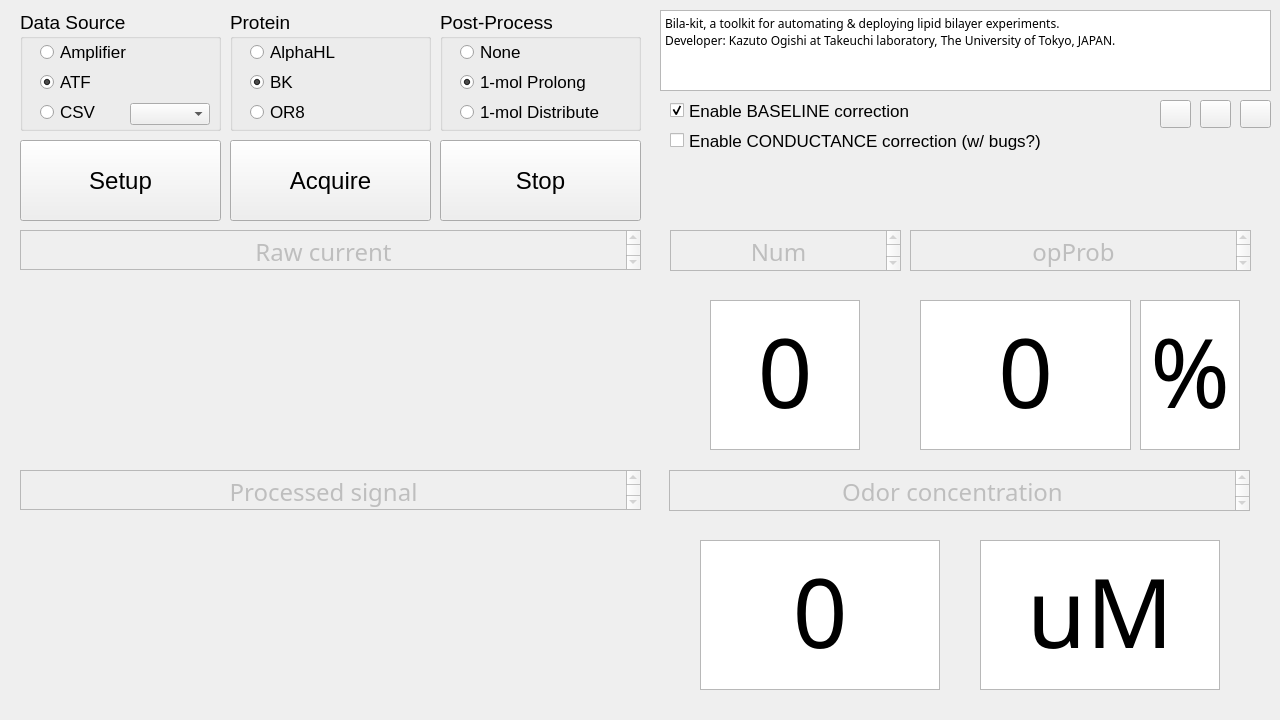
Before: the Qt Designer form Bila-kit/MyMain.ui in tlabHybrid/RealtimeQuantitativeBilayer, drawn with Qt 5.
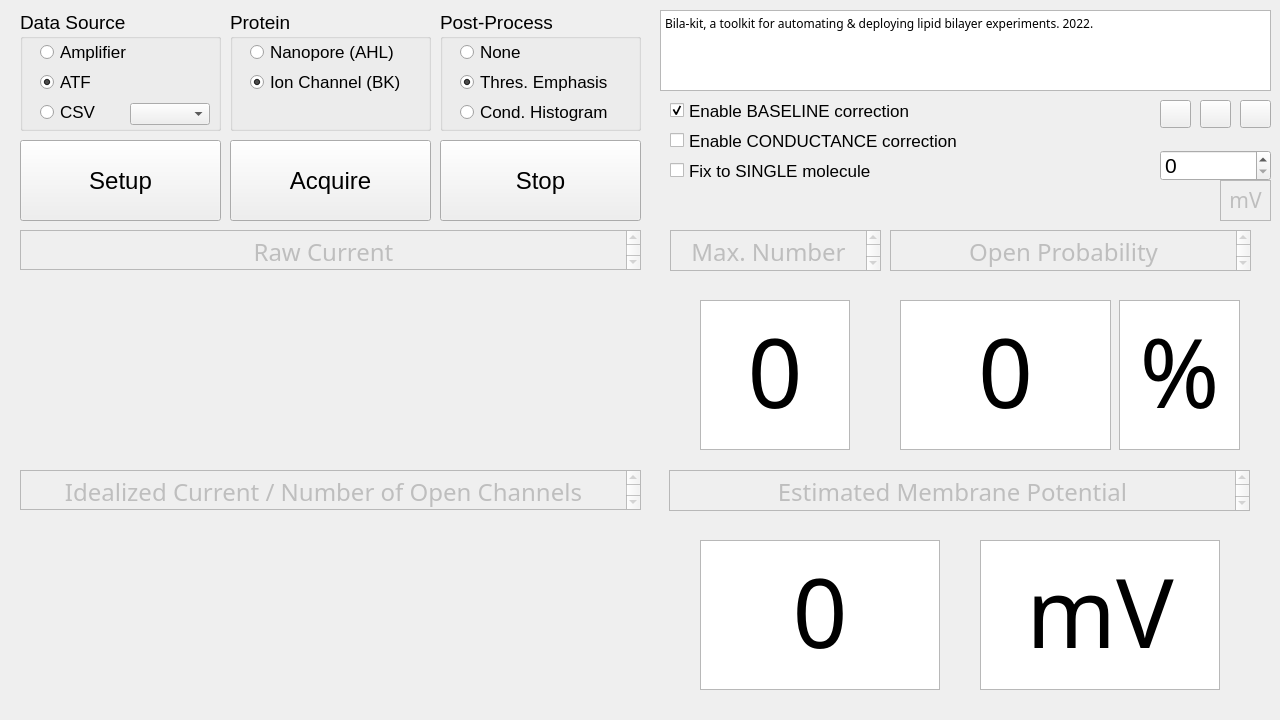
After: the same form once the commit is applied. Custom widgets are drawn as their Qt base class.

Patch:
```diff
--- a/Bila-kit/MyMain.ui
+++ b/Bila-kit/MyMain.ui
@@ -39,9 +39,9 @@
    </property>
    <property name="geometry">
     <rect>
-     <x>910</x>
+     <x>890</x>
      <y>230</y>
-     <width>341</width>
+     <width>361</width>
      <height>41</height>
     </rect>
    </property>
@@ -56,13 +56,13 @@
 &lt;html&gt;&lt;head&gt;&lt;meta name=&quot;qrichtext&quot; content=&quot;1&quot; /&gt;&lt;style type=&quot;text/css&quot;&gt;
 p, li { white-space: pre-wrap; }
 &lt;/style&gt;&lt;/head&gt;&lt;body style=&quot; font-family:'HGPｺﾞｼｯｸM'; font-size:18pt; font-weight:400; font-style:normal;&quot;&gt;
-&lt;p align=&quot;center&quot; style=&quot; margin-top:0px; margin-bottom:0px; margin-left:0px; margin-right:0px; -qt-block-indent:0; text-indent:0px;&quot;&gt;opProb&lt;/p&gt;&lt;/body&gt;&lt;/html&gt;</string>
+&lt;p align=&quot;center&quot; style=&quot; margin-top:0px; margin-bottom:0px; margin-left:0px; margin-right:0px; -qt-block-indent:0; text-indent:0px;&quot;&gt;Open Probability&lt;/p&gt;&lt;/body&gt;&lt;/html&gt;</string>
    </property>
   </widget>
   <widget class="QTextBrowser" name="textBrowser_2">
    <property name="geometry">
     <rect>
-     <x>920</x>
+     <x>900</x>
      <y>300</y>
      <width>211</width>
      <height>150</height>
@@ -85,9 +85,9 @@
   <widget class="QTextBrowser" name="textBrowser_3">
    <property name="geometry">
     <rect>
-     <x>1140</x>
+     <x>1119</x>
      <y>300</y>
-     <width>100</width>
+     <width>121</width>
      <height>150</height>
     </rect>
    </property>
@@ -128,7 +128,7 @@
 &lt;html&gt;&lt;head&gt;&lt;meta name=&quot;qrichtext&quot; content=&quot;1&quot; /&gt;&lt;style type=&quot;text/css&quot;&gt;
 p, li { white-space: pre-wrap; }
 &lt;/style&gt;&lt;/head&gt;&lt;body style=&quot; font-family:'HGPｺﾞｼｯｸM'; font-size:18pt; font-weight:400; font-style:normal;&quot;&gt;
-&lt;p align=&quot;center&quot; style=&quot; margin-top:0px; margin-bottom:0px; margin-left:0px; margin-right:0px; -qt-block-indent:0; text-indent:0px;&quot;&gt;Odor concentration&lt;/p&gt;&lt;/body&gt;&lt;/html&gt;</string>
+&lt;p align=&quot;center&quot; style=&quot; margin-top:0px; margin-bottom:0px; margin-left:0px; margin-right:0px; -qt-block-indent:0; text-indent:0px;&quot;&gt;Estimated Membrane Potential&lt;/p&gt;&lt;/body&gt;&lt;/html&gt;</string>
    </property>
   </widget>
   <widget class="QTextBrowser" name="textBrowser_5">
@@ -177,7 +177,7 @@
 &lt;html&gt;&lt;head&gt;&lt;meta name=&quot;qrichtext&quot; content=&quot;1&quot; /&gt;&lt;style type=&quot;text/css&quot;&gt;
 p, li { white-space: pre-wrap; }
 &lt;/style&gt;&lt;/head&gt;&lt;body style=&quot; font-family:'HGPｺﾞｼｯｸM'; font-size:72pt; font-weight:400; font-style:normal;&quot;&gt;
-&lt;p align=&quot;center&quot; style=&quot; margin-top:0px; margin-bottom:0px; margin-left:0px; margin-right:0px; -qt-block-indent:0; text-indent:0px;&quot;&gt;uM&lt;/p&gt;&lt;/body&gt;&lt;/html&gt;</string>
+&lt;p align=&quot;center&quot; style=&quot; margin-top:0px; margin-bottom:0px; margin-left:0px; margin-right:0px; -qt-block-indent:0; text-indent:0px;&quot;&gt;mV&lt;/p&gt;&lt;/body&gt;&lt;/html&gt;</string>
    </property>
   </widget>
   <widget class="QTextBrowser" name="textBrowser_7">
@@ -203,7 +203,7 @@
 &lt;html&gt;&lt;head&gt;&lt;meta name=&quot;qrichtext&quot; content=&quot;1&quot; /&gt;&lt;style type=&quot;text/css&quot;&gt;
 p, li { white-space: pre-wrap; }
 &lt;/style&gt;&lt;/head&gt;&lt;body style=&quot; font-family:'HGPｺﾞｼｯｸM'; font-size:18pt; font-weight:400; font-style:normal;&quot;&gt;
-&lt;p align=&quot;center&quot; style=&quot; margin-top:0px; margin-bottom:0px; margin-left:0px; margin-right:0px; -qt-block-indent:0; text-indent:0px;&quot;&gt;Raw current&lt;/p&gt;&lt;/body&gt;&lt;/html&gt;</string>
+&lt;p align=&quot;center&quot; style=&quot; margin-top:0px; margin-bottom:0px; margin-left:0px; margin-right:0px; -qt-block-indent:0; text-indent:0px;&quot;&gt;Raw Current&lt;/p&gt;&lt;/body&gt;&lt;/html&gt;</string>
    </property>
   </widget>
   <widget class="QTextBrowser" name="textBrowser_8">
@@ -229,7 +229,7 @@
 &lt;html&gt;&lt;head&gt;&lt;meta name=&quot;qrichtext&quot; content=&quot;1&quot; /&gt;&lt;style type=&quot;text/css&quot;&gt;
 p, li { white-space: pre-wrap; }
 &lt;/style&gt;&lt;/head&gt;&lt;body style=&quot; font-family:'HGPｺﾞｼｯｸM'; font-size:18pt; font-weight:400; font-style:normal;&quot;&gt;
-&lt;p align=&quot;center&quot; style=&quot; margin-top:0px; margin-bottom:0px; margin-left:0px; margin-right:0px; -qt-block-indent:0; text-indent:0px;&quot;&gt;Processed signal&lt;/p&gt;&lt;/body&gt;&lt;/html&gt;</string>
+&lt;p align=&quot;center&quot; style=&quot; margin-top:0px; margin-bottom:0px; margin-left:0px; margin-right:0px; -qt-block-indent:0; text-indent:0px;&quot;&gt;Idealized Current / Number of Open Channels&lt;/p&gt;&lt;/body&gt;&lt;/html&gt;</string>
    </property>
   </widget>
   <widget class="QPushButton" name="pushButton">
@@ -306,9 +306,7 @@
 &lt;html&gt;&lt;head&gt;&lt;meta name=&quot;qrichtext&quot; content=&quot;1&quot; /&gt;&lt;style type=&quot;text/css&quot;&gt;
 p, li { white-space: pre-wrap; }
 &lt;/style&gt;&lt;/head&gt;&lt;body style=&quot; font-family:'HGPｺﾞｼｯｸM'; font-size:9pt; font-weight:400; font-style:normal;&quot;&gt;
-&lt;p style=&quot; margin-top:0px; margin-bottom:0px; margin-left:0px; margin-right:0px; -qt-block-indent:0; text-indent:0px;&quot;&gt;Bila-kit, a toolkit for automating &amp;amp; deploying lipid bilayer experiments.&lt;/p&gt;
-&lt;p style=&quot; margin-top:0px; margin-bottom:0px; margin-left:0px; margin-right:0px; -qt-block-indent:0; text-indent:0px;&quot;&gt;Developer: Kazuto Ogishi at Takeuchi laboratory, The University of Tokyo, JAPAN.&lt;/p&gt;
-&lt;p style=&quot;-qt-paragraph-type:empty; margin-top:0px; margin-bottom:0px; margin-left:0px; margin-right:0px; -qt-block-indent:0; text-indent:0px;&quot;&gt;&lt;br /&gt;&lt;/p&gt;&lt;/body&gt;&lt;/html&gt;</string>
+&lt;p style=&quot; margin-top:0px; margin-bottom:0px; margin-left:0px; margin-right:0px; -qt-block-indent:0; text-indent:0px;&quot;&gt;Bila-kit, a toolkit for automating &amp;amp; deploying lipid bilayer experiments. 2022.&lt;/p&gt;&lt;/body&gt;&lt;/html&gt;</string>
    </property>
   </widget>
   <widget class="QTextBrowser" name="textBrowser_10">
@@ -319,7 +317,7 @@
     <rect>
      <x>670</x>
      <y>230</y>
-     <width>231</width>
+     <width>211</width>
      <height>41</height>
     </rect>
    </property>
@@ -334,13 +332,13 @@
 &lt;html&gt;&lt;head&gt;&lt;meta name=&quot;qrichtext&quot; content=&quot;1&quot; /&gt;&lt;style type=&quot;text/css&quot;&gt;
 p, li { white-space: pre-wrap; }
 &lt;/style&gt;&lt;/head&gt;&lt;body style=&quot; font-family:'HGPｺﾞｼｯｸM'; font-size:18pt; font-weight:400; font-style:normal;&quot;&gt;
-&lt;p align=&quot;center&quot; style=&quot; margin-top:0px; margin-bottom:0px; margin-left:0px; margin-right:0px; -qt-block-indent:0; text-indent:0px;&quot;&gt;Num&lt;/p&gt;&lt;/body&gt;&lt;/html&gt;</string>
+&lt;p align=&quot;center&quot; style=&quot; margin-top:0px; margin-bottom:0px; margin-left:0px; margin-right:0px; -qt-block-indent:0; text-indent:0px;&quot;&gt;Max. Number&lt;/p&gt;&lt;/body&gt;&lt;/html&gt;</string>
    </property>
   </widget>
   <widget class="QTextBrowser" name="textBrowser_12">
    <property name="geometry">
     <rect>
-     <x>710</x>
+     <x>700</x>
      <y>300</y>
      <width>150</width>
      <height>150</height>
@@ -467,7 +465,7 @@
      <rect>
       <x>20</x>
       <y>30</y>
-      <width>111</width>
+      <width>181</width>
       <height>24</height>
      </rect>
     </property>
@@ -477,7 +475,7 @@
      </font>
     </property>
     <property name="text">
-     <string>AlphaHL</string>
+     <string>Nanopore (AHL)</string>
     </property>
    </widget>
    <widget class="QRadioButton" name="radioButton_5">
@@ -485,7 +483,7 @@
      <rect>
       <x>20</x>
       <y>60</y>
-      <width>111</width>
+      <width>181</width>
       <height>24</height>
      </rect>
     </property>
@@ -495,30 +493,12 @@
      </font>
     </property>
     <property name="text">
-     <string>BK</string>
+     <string>Ion Channel (BK)</string>
     </property>
     <property name="checked">
      <bool>true</bool>
     </property>
    </widget>
-   <widget class="QRadioButton" name="radioButton_6">
-    <property name="geometry">
-     <rect>
-      <x>20</x>
-      <y>90</y>
-      <width>111</width>
-      <height>24</height>
-     </rect>
-    </property>
-    <property name="font">
-     <font>
-      <pointsize>13</pointsize>
-     </font>
-    </property>
-    <property name="text">
-     <string>OR8</string>
-    </property>
-   </widget>
   </widget>
   <widget class="QCheckBox" name="checkBox">
    <property name="geometry">
@@ -610,7 +590,7 @@
     </font>
    </property>
    <property name="text">
-    <string>Enable CONDUCTANCE correction (w/ bugs?)</string>
+    <string>Enable CONDUCTANCE correction</string>
    </property>
    <property name="checked">
     <bool>false</bool>
@@ -648,7 +628,7 @@
      </font>
     </property>
     <property name="text">
-     <string>1-mol Prolong</string>
+     <string>Thres. Emphasis</string>
     </property>
     <property name="checked">
      <bool>true</bool>
@@ -669,7 +649,7 @@
      </font>
     </property>
     <property name="text">
-     <string>1-mol Distribute</string>
+     <string>Cond. Histogram</string>
     </property>
     <property name="checked">
      <bool>false</bool>
@@ -697,6 +677,95 @@
     </property>
    </widget>
   </widget>
+  <widget class="QCheckBox" name="checkBox_3">
+   <property name="geometry">
+    <rect>
+     <x>670</x>
+     <y>160</y>
+     <width>471</width>
+     <height>21</height>
+    </rect>
+   </property>
+   <property name="font">
+    <font>
+     <pointsize>13</pointsize>
+    </font>
+   </property>
+   <property name="text">
+    <string>Fix to SINGLE molecule</string>
+   </property>
+   <property name="checked">
+    <bool>false</bool>
+   </property>
+  </widget>
+  <widget class="QSpinBox" name="spinBox">
+   <property name="geometry">
+    <rect>
+     <x>1160</x>
+     <y>150</y>
+     <width>111</width>
+     <height>31</height>
+    </rect>
+   </property>
+   <property name="font">
+    <font>
+     <pointsize>16</pointsize>
+    </font>
+   </property>
+  </widget>
+  <widget class="QTextBrowser" name="textBrowser_11">
+   <property name="enabled">
+    <bool>false</bool>
+   </property>
+   <property name="geometry">
+    <rect>
+     <x>1220</x>
+     <y>180</y>
+     <width>51</width>
+     <height>41</height>
+    </rect>
+   </property>
+   <property name="font">
+    <font>
+     <family>HGPｺﾞｼｯｸM</family>
+     <pointsize>18</pointsize>
+    </font>
+   </property>
+   <property name="html">
+    <string>&lt;!DOCTYPE HTML PUBLIC &quot;-//W3C//DTD HTML 4.0//EN&quot; &quot;http://www.w3.org/TR/REC-html40/strict.dtd&quot;&gt;
+&lt;html&gt;&lt;head&gt;&lt;meta name=&quot;qrichtext&quot; content=&quot;1&quot; /&gt;&lt;style type=&quot;text/css&quot;&gt;
+p, li { white-space: pre-wrap; }
+&lt;/style&gt;&lt;/head&gt;&lt;body style=&quot; font-family:'HGPｺﾞｼｯｸM'; font-size:18pt; font-weight:400; font-style:normal;&quot;&gt;
+&lt;p align=&quot;center&quot; style=&quot; margin-top:0px; margin-bottom:0px; margin-left:0px; margin-right:0px; -qt-block-indent:0; text-indent:0px;&quot;&gt;&lt;span style=&quot; font-size:16pt;&quot;&gt;mV&lt;/span&gt;&lt;/p&gt;&lt;/body&gt;&lt;/html&gt;</string>
+   </property>
+  </widget>
+  <zorder>textBrowser_11</zorder>
+  <zorder>customPlot</zorder>
+  <zorder>customPlot_2</zorder>
+  <zorder>textBrowser</zorder>
+  <zorder>textBrowser_2</zorder>
+  <zorder>textBrowser_3</zorder>
+  <zorder>textBrowser_4</zorder>
+  <zorder>textBrowser_5</zorder>
+  <zorder>textBrowser_6</zorder>
+  <zorder>textBrowser_7</zorder>
+  <zorder>textBrowser_8</zorder>
+  <zorder>pushButton</zorder>
+  <zorder>pushButton_2</zorder>
+  <zorder>pushButton_3</zorder>
+  <zorder>textBrowser_9</zorder>
+  <zorder>textBrowser_10</zorder>
+  <zorder>textBrowser_12</zorder>
+  <zorder>groupBox</zorder>
+  <zorder>groupBox_2</zorder>
+  <zorder>checkBox</zorder>
+  <zorder>pushButton_4</zorder>
+  <zorder>pushButton_5</zorder>
+  <zorder>pushButton_6</zorder>
+  <zorder>checkBox_2</zorder>
+  <zorder>groupBox_3</zorder>
+  <zorder>checkBox_3</zorder>
+  <zorder>spinBox</zorder>
  </widget>
  <layoutdefault spacing="6" margin="11"/>
  <customwidgets>
```
